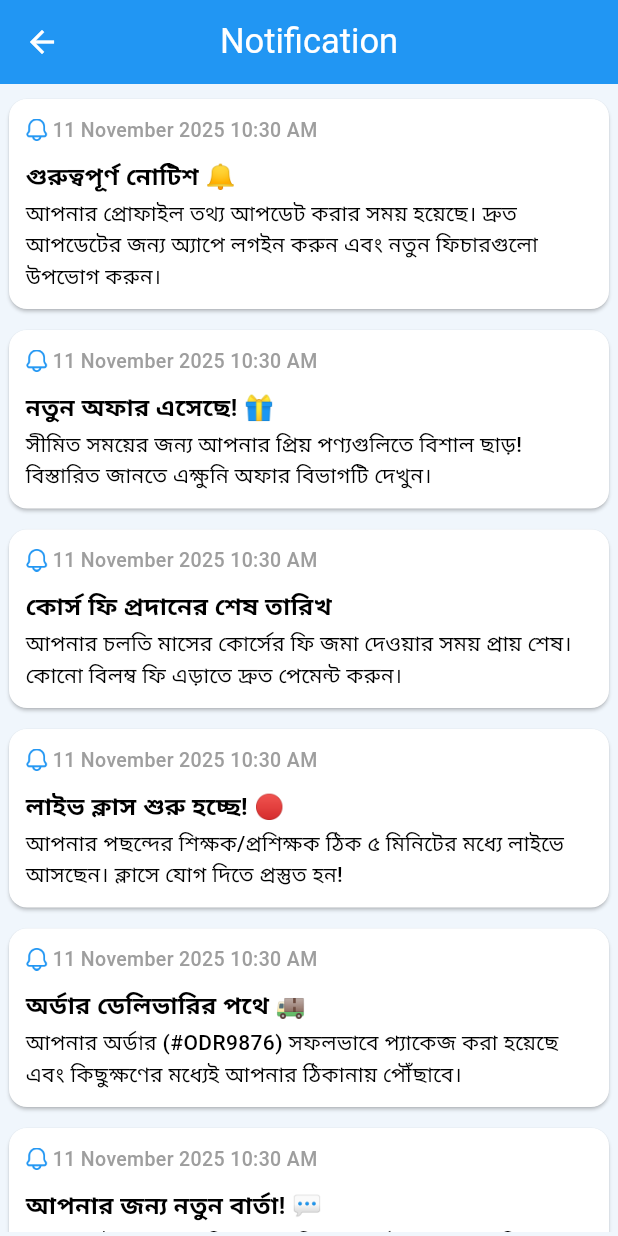
After one commit to niceislam/CA_Portal, a Flutter app: the NotificationPage screen opened directly, on a phone screen of 412 x 824 dp. The commit adds this screen. Run offline on Flutter 3.47's test engine with Material 3 defaults, Android fonts, the phone set to English and light mode, and no system bars; our stand-ins replace device_info_plus, flutter_easyloading, flutter_secure_storage, fluttertoast, get, percent_indicator and 1 more; missing offline and left inert: bottom_bar; accounts and stored records are empty.

Commit message:
real life project

```diff
--- /dev/null
+++ b/lib/database/notification_database.dart
@@ -0,0 +1,66 @@
+import 'package:intl/intl.dart';
+
+class NotificationData {
+  List Data = [
+    {
+      "sentAt": "${DateFormat("dd MMMM yyyy hh:mm a").format(DateTime.now())}",
+      "title": "গুরুত্বপূর্ণ নোটিশ 🔔",
+      "body":
+          "আপনার প্রোফাইল তথ্য আপডেট করার সময় হয়েছে। দ্রুত আপডেটের জন্য অ্যাপে লগইন করুন এবং নতুন ফিচারগুলো উপভোগ করুন।",
+    },
+    {
+      "sentAt": "${DateFormat("dd MMMM yyyy hh:mm a").format(DateTime.now())}",
+      "title": "নতুন অফার এসেছে! 🎁",
+      "body":
+          "সীমিত সময়ের জন্য আপনার প্রিয় পণ্যগুলিতে বিশাল ছাড়! বিস্তারিত জানতে এক্ষুনি অফার বিভাগটি দেখুন।",
+    },
+    {
+      "sentAt": "${DateFormat("dd MMMM yyyy hh:mm a").format(DateTime.now())}",
+      "title": "কোর্স ফি প্রদানের শেষ তারিখ",
+      "body":
+          "আপনার চলতি মাসের কোর্সের ফি জমা দেওয়ার সময় প্রায় শেষ। কোনো বিলম্ব ফি এড়াতে দ্রুত পেমেন্ট করুন।",
+    },
+    {
+      "sentAt": "${DateFormat("dd MMMM yyyy hh:mm a").format(DateTime.now())}",
+      "title": "লাইভ ক্লাস শুরু হচ্ছে! 🔴",
+      "body":
+          "আপনার পছন্দের শিক্ষক/প্রশিক্ষক ঠিক ৫ মিনিটের মধ্যে লাইভে আসছেন। ক্লাসে যোগ দিতে প্রস্তুত হন!",
+    },
+    {
+      "sentAt": "${DateFormat("dd MMMM yyyy hh:mm a").format(DateTime.now())}",
+      "title": "অর্ডার ডেলিভারির পথে 🚚",
+      "body":
+          "আপনার অর্ডার (#ODR9876) সফলভাবে প্যাকেজ করা হয়েছে এবং কিছুক্ষণের মধ্যেই আপনার ঠিকানায় পৌঁছাবে।",
+    },
+    {
+      "sentAt": "${DateFormat("dd MMMM yyyy hh:mm a").format(DateTime.now())}",
+      "title": "আপনার জন্য নতুন বার্তা! 💬",
+      "body":
+          "আপনার ইনবক্সে একটি নতুন ব্যক্তিগত বার্তা এসেছে। সেটি দেখতে এখনই অ্যাপে প্রবেশ করুন।",
+    },
+    {
+      "sentAt": "${DateFormat("dd MMMM yyyy hh:mm a").format(DateTime.now())}",
+      "title": "সাপ্তাহিক রিপোর্ট প্রস্তুত ✅",
+      "body":
+          "আপনার এই সপ্তাহের কার্যকলাপের বিশদ রিপোর্ট তৈরি। দেখুন এবং আপনার অগ্রগতি ট্র্যাক করুন।",
+    },
+    {
+      "sentAt": "${DateFormat("dd MMMM yyyy hh:mm a").format(DateTime.now())}",
+      "title": "নেটওয়ার্ক রক্ষণাবেক্ষণ সতর্কতা ⚠️",
+      "body":
+          "আগামীকাল রাত ১২টা থেকে ২টা পর্যন্ত রক্ষণাবেক্ষণের জন্য পরিষেবা সাময়িকভাবে বন্ধ থাকতে পারে। আপনার সহযোগিতা কাম্য।",
+    },
+    {
+      "sentAt": "${DateFormat("dd MMMM yyyy hh:mm a").format(DateTime.now())}",
+      "title": "অনুস্মারক: আজকের টাস্ক",
+      "body":
+          "আপনার আজকের নির্ধারিত কাজগুলি এখনও শেষ করা হয়নি। অনুগ্রহ করে সেগুলিতে মনোযোগ দিন।",
+    },
+    {
+      "sentAt": "${DateFormat("dd MMMM yyyy hh:mm a").format(DateTime.now())}",
+      "title": "পাসওয়ার্ড পরিবর্তনের অনুরোধ",
+      "body":
+          "আপনার অ্যাকাউন্টের নিরাপত্তা নিশ্চিত করতে শীঘ্রই পাসওয়ার্ড পরিবর্তন করার পরামর্শ দেওয়া হচ্ছে।",
+    },
+  ];
+}
--- a/lib/database/task_database.dart
+++ b/lib/database/task_database.dart
@@ -13,6 +13,12 @@ class TaskDatabase {
           "${DateFormat("d MMM hh: mm a").format(DateTime.timestamp())}",
       "endDate": "${DateFormat("d MMM hh: mm a").format(DateTime.timestamp())}",
       "student_info": [
+        {"name": "Nice islam", "id": "01859009285", "marks": 75},
+        {"name": "Md. Reja islam", "id": "0178596525", "marks": 40},
+        {"name": "Mamun islam Mim", "id": "01589259364", "marks": 69},
+        {"name": "Nazifa Nishat", "id": "01892587412", "marks": 71},
+        {"name": "Dolon Chapa", "id": "0179325895", "marks": 32},
+        {"name": "Fazle Rabbi", "id": "01892587412", "marks": 18},
         {"name": "Nice islam", "id": "01859009285", "marks": 75},
         {"name": "Md. Reja islam", "id": "0178596525", "marks": 40},
         {"name": "Mamun islam Mim", "id": "01589259364", "marks": 69},
--- a/lib/view/screen/home/bottom_page/bottom_home/homePage_appbar.dart
+++ b/lib/view/screen/home/bottom_page/bottom_home/homePage_appbar.dart
@@ -1,4 +1,5 @@
 import 'package:ca_portal_2/view/screen/home/home_controller.dart';
+import 'package:ca_portal_2/view/screen/notification/notification_page.dart';
 import 'package:flutter/material.dart';
 
 import '../../widget/logout_widget.dart';
@@ -47,7 +48,9 @@ class HomepageAppbar extends StatelessWidget {
       centerTitle: true,
       actions: [
         InkWell(
-          onTap: () {},
+          onTap: () {
+            Get.to(() => NotificationPage());
+          },
           child: Image.asset(
             fit: BoxFit.fill,
             height: 22,
--- /dev/null
+++ b/lib/view/screen/notification/notification_page.dart
@@ -0,0 +1,62 @@
+import 'package:ca_portal_2/database/notification_database.dart';
+import 'package:ca_portal_2/view/screen/notification/notification_in.dart';
+import 'package:ca_portal_2/view/screen/notification/widget/notification_card.dart';
+import 'package:flutter/material.dart';
+import 'package:get/get.dart';
+
+class NotificationPage extends StatelessWidget {
+  const NotificationPage({super.key});
+
+  @override
+  Widget build(BuildContext context) {
+    return Scaffold(
+      backgroundColor: Color(0xffF0F6FC),
+      appBar: AppBar(
+        leading: InkWell(
+          onTap: () {
+            Get.back();
+          },
+          child: Icon(Icons.arrow_back, color: Colors.white),
+        ),
+        backgroundColor: Colors.blue,
+        centerTitle: true,
+        title: Text(
+          "Notification",
+          style: TextStyle(color: Colors.white, fontSize: 23),
+        ),
+      ),
+      body: Padding(
+        padding: const EdgeInsets.all(3.0),
+        child: Column(
+          children: [
+            Expanded(
+              child: ListView.builder(
+                shrinkWrap: true,
+                itemCount: NotificationData().Data.length,
+                itemBuilder: (context, index) {
+                  final item = NotificationData().Data[index];
+                  return InkWell(
+                    onTap: () {
+                      Get.to(
+                        () => NotificationIn(
+                          sentTime: item['sentAt'],
+                          title: item['title'],
+                          body: item['body'],
+                        ),
+                      );
+                    },
+                    child: NotificationCard(
+                      title: item['title'],
+                      sentTime: item['sentAt'],
+                      body: item['body'],
+                    ),
+                  );
+                },
+              ),
+            ),
+          ],
+        ),
+      ),
+    );
+  }
+}
--- /dev/null
+++ b/lib/view/screen/notification/widget/notification_card.dart
@@ -0,0 +1,69 @@
+import 'package:flutter/material.dart';
+
+class NotificationCard extends StatelessWidget {
+  const NotificationCard({super.key, this.title, this.sentTime, this.body});
+  final String? title;
+  final String? sentTime;
+  final String? body;
+
+  @override
+  Widget build(BuildContext context) {
+    return Card(
+      margin: EdgeInsets.symmetric(vertical: 7, horizontal: 3),
+      color: Colors.white,
+      child: SizedBox(
+        width: MediaQuery.sizeOf(context).width,
+        child: Padding(
+          padding: const EdgeInsets.all(11.0),
+          child: Column(
+            crossAxisAlignment: CrossAxisAlignment.start,
+            spacing: 3,
+            children: [
+              Row(
+                spacing: 3,
+                children: [
+                  Image.asset(
+                    color: Colors.blue,
+                    height: 15,
+                    width: 15,
+                    "assets/image/notification.png",
+                  ),
+
+                  Text(
+                    "${sentTime ?? ""}",
+                    style: TextStyle(
+                      color: Colors.grey,
+                      fontSize: 13,
+                      fontWeight: FontWeight.w500,
+                    ),
+                  ),
+                ],
+              ),
+              SizedBox(height: 3),
+              Text(
+                "${title ?? ""}",
+                maxLines: 1,
+                style: TextStyle(
+                  color: Colors.black,
+                  fontWeight: FontWeight.w700,
+                  overflow: TextOverflow.ellipsis,
+                  fontSize: 16,
+                ),
+              ),
+              Text(
+                "${body ?? ""}",
+                maxLines: 3,
+                style: TextStyle(
+                  color: Colors.black,
+                  fontWeight: FontWeight.w500,
+                  overflow: TextOverflow.ellipsis,
+                  fontSize: 14,
+                ),
+              ),
+            ],
+          ),
+        ),
+      ),
+    );
+  }
+}
```
Also changed, not shown: lib/database/all_student.dart (+50 -5 lines), lib/view/screen/home/bottom_page/bottom_task/task_inScreen.dart (+4 -5 lines), lib/view/screen/notification/notification_in.dart (added, +66 -0 lines).
